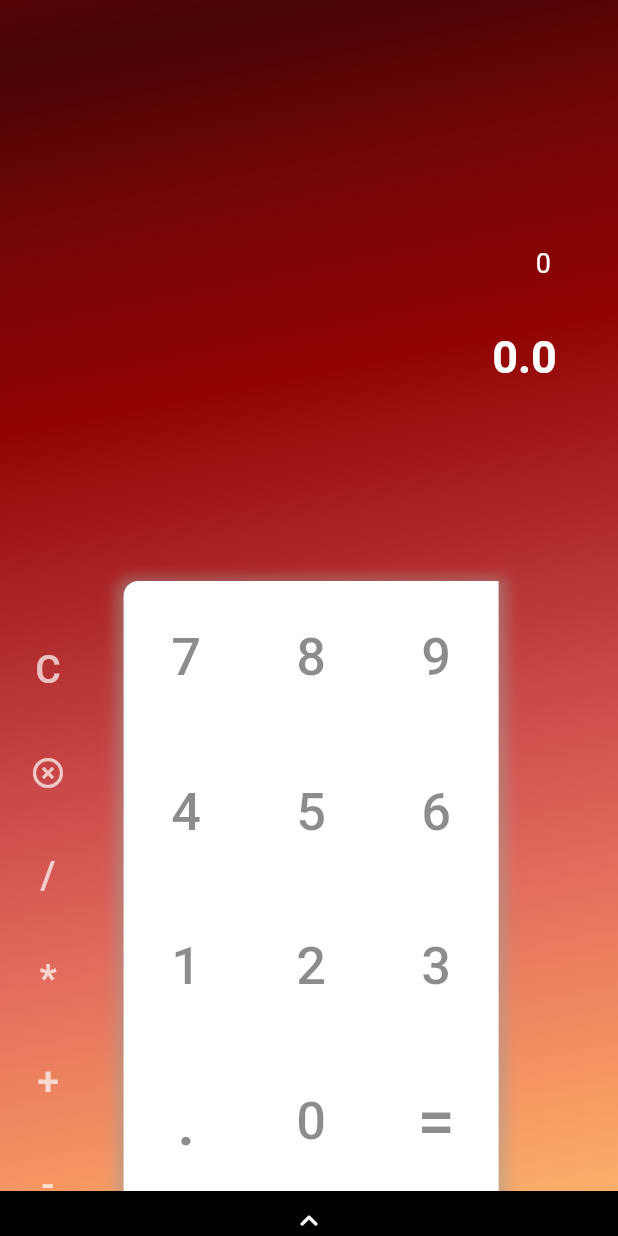
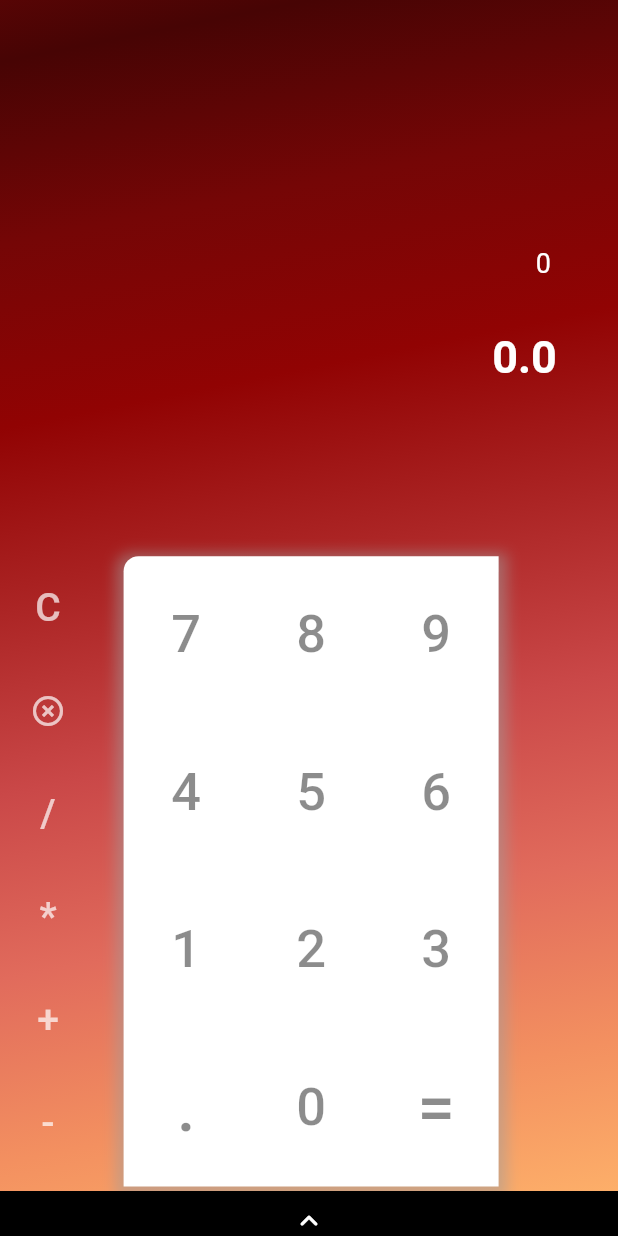
Before and after one commit to kverkholomova/Calculator_test, a Flutter app: the screen it shows after launch, on a phone screen of 412 x 824 dp. Run offline on Flutter 3.47's test engine with Material 2 defaults, Android fonts, the phone set to English and light mode, and no system bars.

```diff
--- a/lib/main_screen_calculator.dart
+++ b/lib/main_screen_calculator.dart
@@ -857,7 +857,7 @@ class _CalculatorState extends State<Calculator> {
                     ]),
               ),
               Positioned(
-                top: moveInput?MediaQuery.of(context).size.height*0.28:MediaQuery.of(context).size.height*0.5,
+                top: moveInput?MediaQuery.of(context).size.height*0.28:MediaQuery.of(context).size.height*0.45,
                 height: moveInput?MediaQuery.of(context).size.height*0.38:MediaQuery.of(context).size.height*0.5,
                 child: Container(
                   child: Column(
@@ -1140,9 +1140,9 @@ class _CalculatorState extends State<Calculator> {
                 ),
               ),
               Positioned(
-                top: moveInput?MediaQuery.of(context).size.height*0.285:MediaQuery.of(context).size.height*0.47,
+                top: moveInput?MediaQuery.of(context).size.height*0.285:MediaQuery.of(context).size.height*0.45,
                 left: MediaQuery.of(context).size.height*0.1,
-                height: moveInput?MediaQuery.of(context).size.height*0.38:MediaQuery.of(context).size.height*0.5,
+                height: moveInput?MediaQuery.of(context).size.height*0.38:MediaQuery.of(context).size.height*0.51,
 
                 // bottom: 30,
                 child: Container(
```
